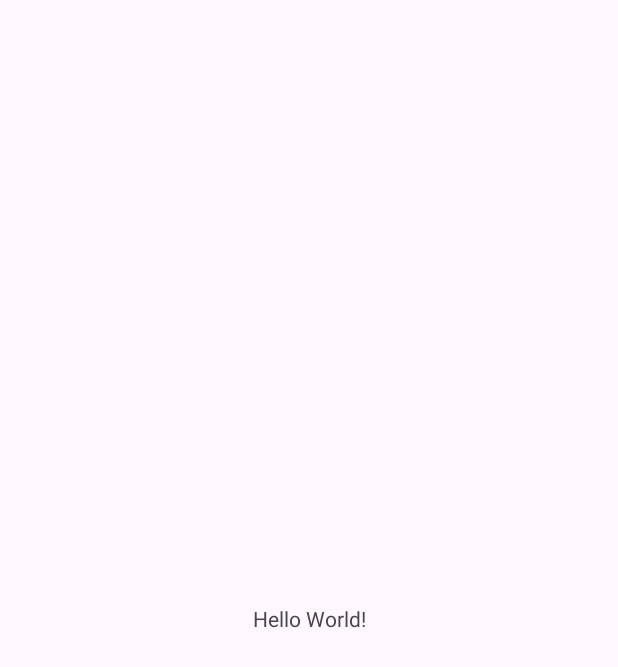
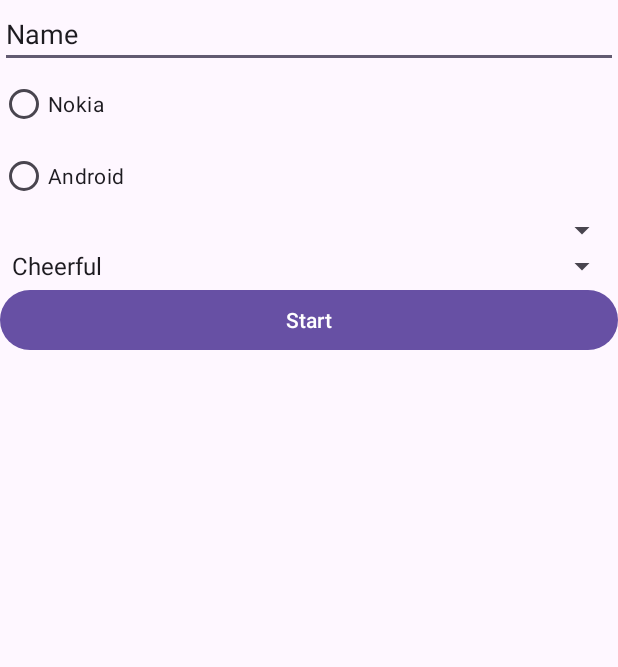
Before and after one commit to fttmmz/NotPhone-, an Android app: the screen it shows after launch (SetupActivity), on a phone screen of 412 x 824 dp. Before the commit the part shown is almost empty. Shown: the top 667 px of the screen. Run offline under Robolectric (Android 15) with nearby library versions, the phone set to English and light mode, and no system bars.

Commit message:
Added the SetUp screen where user can personlize their NotPhone.Added Error Check and temporary storage . Files changed: SetupActivity, activity_setup.xml, manifest and strings.xml.

```diff
--- a/app/src/main/AndroidManifest.xml
+++ b/app/src/main/AndroidManifest.xml
@@ -12,7 +12,7 @@
         android:supportsRtl="true"
         android:theme="@style/Theme.NotPhone">
         <activity
-            android:name=".SetupActivity"
+            android:name=".ui.system.SetupActivity"
             android:exported="true"
             android:windowSoftInputMode="adjustResize">
             <intent-filter>
@@ -21,6 +21,10 @@
                 <category android:name="android.intent.category.LAUNCHER" />
             </intent-filter>
         </activity>
+        <activity
+            android:name=".ui.system.HomeActivity"
+            android:exported="false"
+            android:windowSoftInputMode="adjustResize" />
     </application>
 
 </manifest>
--- /dev/null
+++ b/app/src/main/java/com/example/notphone/ui/system/BaseActivity.java
@@ -0,0 +1,23 @@
+package com.example.notphone.ui.system;
+
+import android.os.Bundle;
+import android.util.Log;
+
+import androidx.activity.EdgeToEdge;
+import androidx.appcompat.app.AppCompatActivity;
+import androidx.core.graphics.Insets;
+import androidx.core.view.ViewCompat;
+import androidx.core.view.WindowInsetsCompat;
+
+import com.example.notphone.R;
+
+public abstract class BaseActivity extends AppCompatActivity {
+    protected final String TAG = getClass().getSimpleName();
+
+    @Override protected void onCreate(Bundle b) { super.onCreate(b); Log.d(TAG, "onCreate"); }
+    @Override protected void onStart()   { super.onStart();   Log.d(TAG, "onStart"); }
+    @Override protected void onResume()  { super.onResume();  Log.d(TAG, "onResume"); }
+    @Override protected void onPause()   { super.onPause();   Log.d(TAG, "onPause"); }
+    @Override protected void onStop()    { super.onStop();    Log.d(TAG, "onStop"); }
+    @Override protected void onDestroy() { super.onDestroy(); Log.d(TAG, "onDestroy"); }
+}
--- a/app/src/main/java/com/example/notphone/SetupActivity.java
+++ b/app/src/main/java/com/example/notphone/ui/system/HomeActivity.java
@@ -1,4 +1,4 @@
-package com.example.notphone;
+package com.example.notphone.ui.system;
 
 import android.os.Bundle;
 
@@ -8,13 +8,15 @@ import androidx.core.graphics.Insets;
 import androidx.core.view.ViewCompat;
 import androidx.core.view.WindowInsetsCompat;
 
-public class SetupActivity extends AppCompatActivity {
+import com.example.notphone.R;
+
+public class HomeActivity extends AppCompatActivity {
 
     @Override
     protected void onCreate(Bundle savedInstanceState) {
         super.onCreate(savedInstanceState);
         EdgeToEdge.enable(this);
-        setContentView(R.layout.activity_setup);
+        setContentView(R.layout.activity_home);
         ViewCompat.setOnApplyWindowInsetsListener(findViewById(R.id.main), (v, insets) -> {
             Insets systemBars = insets.getInsets(WindowInsetsCompat.Type.systemBars());
             v.setPadding(systemBars.left, systemBars.top, systemBars.right, systemBars.bottom);
--- /dev/null
+++ b/app/src/main/java/com/example/notphone/ui/system/SetupActivity.java
@@ -0,0 +1,58 @@
+package com.example.notphone.ui.system;
+
+import android.content.Intent;
+import android.os.Bundle;
+import android.widget.ArrayAdapter;
+import android.widget.EditText;
+import android.widget.Spinner;
+
+import androidx.activity.EdgeToEdge;
+import androidx.appcompat.app.AppCompatActivity;
+import androidx.core.graphics.Insets;
+import androidx.core.view.ViewCompat;
+import androidx.core.view.WindowInsetsCompat;
+
+import com.example.notphone.R;
+
+public class SetupActivity extends BaseActivity {
+
+    @Override
+    protected void onCreate(Bundle savedInstanceState) {
+        super.onCreate(savedInstanceState);
+        EdgeToEdge.enable(this);
+
+        if (getSharedPreferences("notphone", MODE_PRIVATE).getBoolean("setup_done", false)) {
+            startActivity(new Intent(this, HomeActivity.class));
+            finish();
+            return;
+        }
+        setContentView(R.layout.activity_setup);
+        Spinner spMood = findViewById(R.id.spMood);
+        ArrayAdapter<CharSequence> adapter = ArrayAdapter.createFromResource(
+                this, R.array.system_moods, android.R.layout.simple_spinner_item);
+        adapter.setDropDownViewResource(android.R.layout.simple_spinner_dropdown_item);
+        spMood.setAdapter(adapter);
+
+        EditText etUsername = findViewById(R.id.etUsername);
+        findViewById(R.id.btnStart).setOnClickListener(v -> {
+            String name = etUsername.getText().toString().trim();
+            if (name.isEmpty()) {
+                etUsername.setError(getString(R.string.system_error_no_name));
+                return;                               // stop here, nothing saved
+            }
+            // Member B should replace this
+            getSharedPreferences("notphone", MODE_PRIVATE).edit()
+                    .putString("username", name)
+                    .putBoolean("setup_done", true)
+                    .apply();
+            startActivity(new Intent(this, HomeActivity.class));
+            finish();                                 // Back will not return to Setup
+        });
+        ViewCompat.setOnApplyWindowInsetsListener(findViewById(R.id.main), (v, insets) -> {
+            Insets systemBars = insets.getInsets(WindowInsetsCompat.Type.systemBars());
+            v.setPadding(systemBars.left, systemBars.top, systemBars.right, systemBars.bottom);
+            return insets;
+        });
+
+    }
+}
--- /dev/null
+++ b/app/src/main/res/layout/activity_home.xml
@@ -0,0 +1,10 @@
+<?xml version="1.0" encoding="utf-8"?>
+<androidx.constraintlayout.widget.ConstraintLayout xmlns:android="http://schemas.android.com/apk/res/android"
+    xmlns:app="http://schemas.android.com/apk/res-auto"
+    xmlns:tools="http://schemas.android.com/tools"
+    android:id="@+id/main"
+    android:layout_width="match_parent"
+    android:layout_height="match_parent"
+    tools:context=".ui.system.HomeActivity">
+
+</androidx.constraintlayout.widget.ConstraintLayout>
--- a/app/src/main/res/layout/activity_setup.xml
+++ b/app/src/main/res/layout/activity_setup.xml
@@ -1,19 +1,57 @@
 <?xml version="1.0" encoding="utf-8"?>
-<androidx.constraintlayout.widget.ConstraintLayout xmlns:android="http://schemas.android.com/apk/res/android"
-    xmlns:app="http://schemas.android.com/apk/res-auto"
+<ScrollView android:layout_width="match_parent"
+    android:layout_height="match_parent"
     xmlns:tools="http://schemas.android.com/tools"
-    android:id="@+id/main"
-    android:layout_width="match_parent"
-    android:layout_height="match_parent"
-    tools:context=".SetupActivity">
+    tools:layout_editor_absoluteY="506dp"
+    xmlns:android="http://schemas.android.com/apk/res/android"
+    android:id="@+id/main">
 
-    <TextView
-        android:layout_width="wrap_content"
-        android:layout_height="wrap_content"
-        android:text="Hello World!"
-        app:layout_constraintBottom_toBottomOf="parent"
-        app:layout_constraintEnd_toEndOf="parent"
-        app:layout_constraintStart_toStartOf="parent"
-        app:layout_constraintTop_toTopOf="parent" />
+        <LinearLayout
+            android:layout_width="match_parent"
+            android:layout_height="wrap_content"
+            android:orientation="vertical" >
 
-</androidx.constraintlayout.widget.ConstraintLayout>
+            <EditText
+                android:id="@+id/etUsername"
+                android:layout_width="match_parent"
+                android:layout_height="wrap_content"
+                android:ems="10"
+                android:inputType="text"
+                android:text="Name" />
+
+            <RadioGroup
+                android:id="@+id/rgInterface"
+                android:layout_width="match_parent"
+                android:layout_height="match_parent" >
+
+                <RadioButton
+                    android:id="@+id/rbNokia"
+                    android:layout_width="match_parent"
+                    android:layout_height="wrap_content"
+                    android:text="Nokia" />
+
+                <RadioButton
+                    android:id="@+id/rbAndroid"
+                    android:layout_width="match_parent"
+                    android:layout_height="wrap_content"
+                    android:text="Android" />
+
+            </RadioGroup>
+
+            <Spinner
+                android:id="@+id/spTheme"
+                android:layout_width="match_parent"
+                android:layout_height="wrap_content" />
+
+            <Spinner
+                android:id="@+id/spMood"
+                android:layout_width="match_parent"
+                android:layout_height="wrap_content" />
+
+            <Button
+                android:id="@+id/btnStart"
+                android:layout_width="match_parent"
+                android:layout_height="wrap_content"
+                android:text="Start" />
+        </LinearLayout>
+    </ScrollView>
--- a/app/src/main/res/values/strings.xml
+++ b/app/src/main/res/values/strings.xml
@@ -1,3 +1,8 @@
 <resources>
     <string name="app_name">NotPhone</string>
+    <string-array name="system_moods">
+        <item>Cheerful</item><item>Grumpy</item><item>Sleepy</item><item>Chaotic</item>
+    </string-array>
+    <string name="system_error_no_name">A phone with no owner? Bold. Type a name.</string>
+
 </resources>
```
